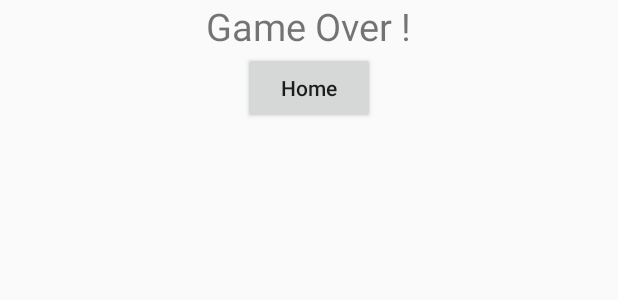
After one commit to omerag/Android1KatzavMall, an Android app: the layout game_over_dialog.xml on its own in the app's theme, with its tools: preview values and no code run, on a phone screen of 412 x 824 dp. The commit adds this screen. Shown: the top 300 px of the screen. Run offline under Robolectric (Android 15) with nearby library versions, the phone set to English and light mode, and no system bars.

Commit message:
Hey Omer

```diff
--- a/app/build.gradle
+++ b/app/build.gradle
@@ -28,4 +28,5 @@ dependencies {
     testImplementation 'junit:junit:4.12'
     androidTestImplementation 'androidx.test:runner:1.2.0'
     androidTestImplementation 'androidx.test.espresso:espresso-core:3.2.0'
+    implementation 'androidx.recyclerview:recyclerview:1.0.0'
 }
--- a/app/src/main/java/com/android_1_katzavmall/MainActivity.java
+++ b/app/src/main/java/com/android_1_katzavmall/MainActivity.java
@@ -38,4 +38,10 @@ public class MainActivity extends AppCompatActivity {
             }
         });
     }
+
+    @Override
+    protected void onNewIntent(Intent intent) {
+        super.onNewIntent(intent);
+        setIntent(intent);
+    }
 }
--- /dev/null
+++ b/app/src/main/res/layout/game_over_dialog.xml
@@ -0,0 +1,23 @@
+<?xml version="1.0" encoding="utf-8"?>
+<LinearLayout
+    xmlns:android="http://schemas.android.com/apk/res/android"
+    android:orientation="vertical"
+    android:layout_width="match_parent"
+    android:layout_height="match_parent">
+
+    <TextView
+        android:layout_width="wrap_content"
+        android:layout_height="wrap_content"
+        android:text="@string/game_over"
+        android:textSize="25sp"
+        android:layout_gravity="center_horizontal"/>
+
+
+    <Button
+        android:id="@+id/home_btn"
+        android:layout_width="wrap_content"
+        android:layout_height="wrap_content"
+        android:text="@string/home_btn"
+        android:textAllCaps="false"
+        android:layout_gravity="center"/>
+</LinearLayout>
--- a/app/src/main/res/values/strings.xml
+++ b/app/src/main/res/values/strings.xml
@@ -16,4 +16,6 @@
     <string name="how_to_play">How to Play</string>
     <string name="settings">Settings</string>
     <string name="tap_to_start">Tap to start</string>
+    <string name="game_over">Game Over !</string>
+    <string name="home_btn">Home</string>
 </resources>
```
Also changed, not shown: app/src/main/java/com/android_1_katzavmall/GameActivity.java (+17 -0 lines), 1 other file.
